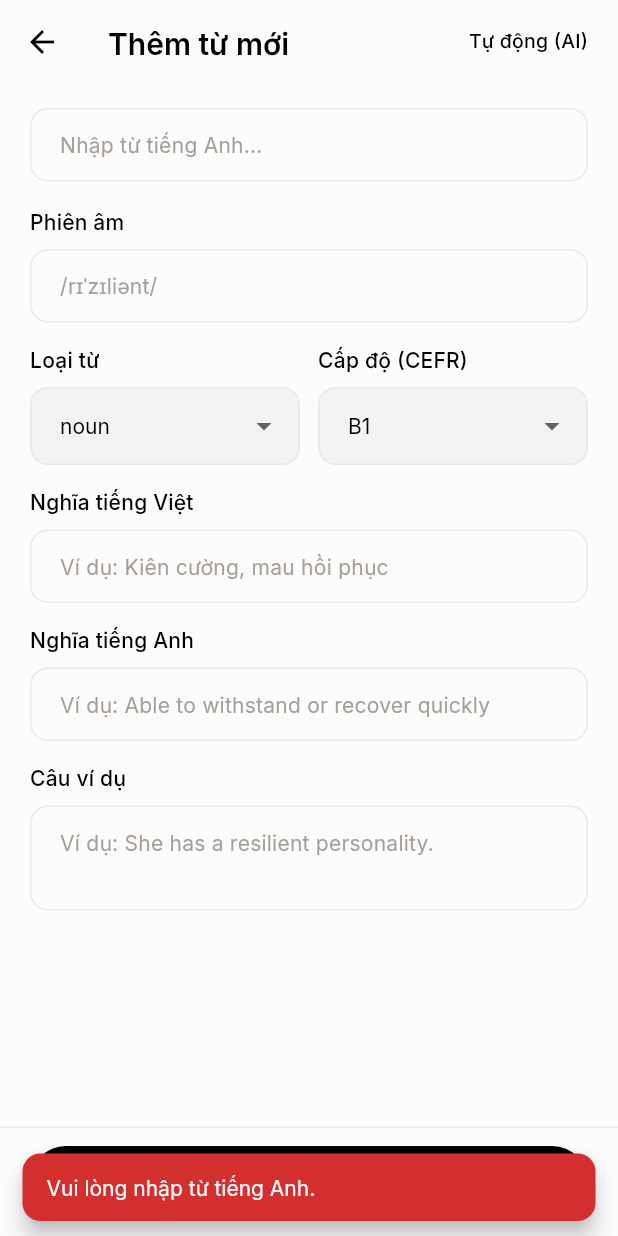
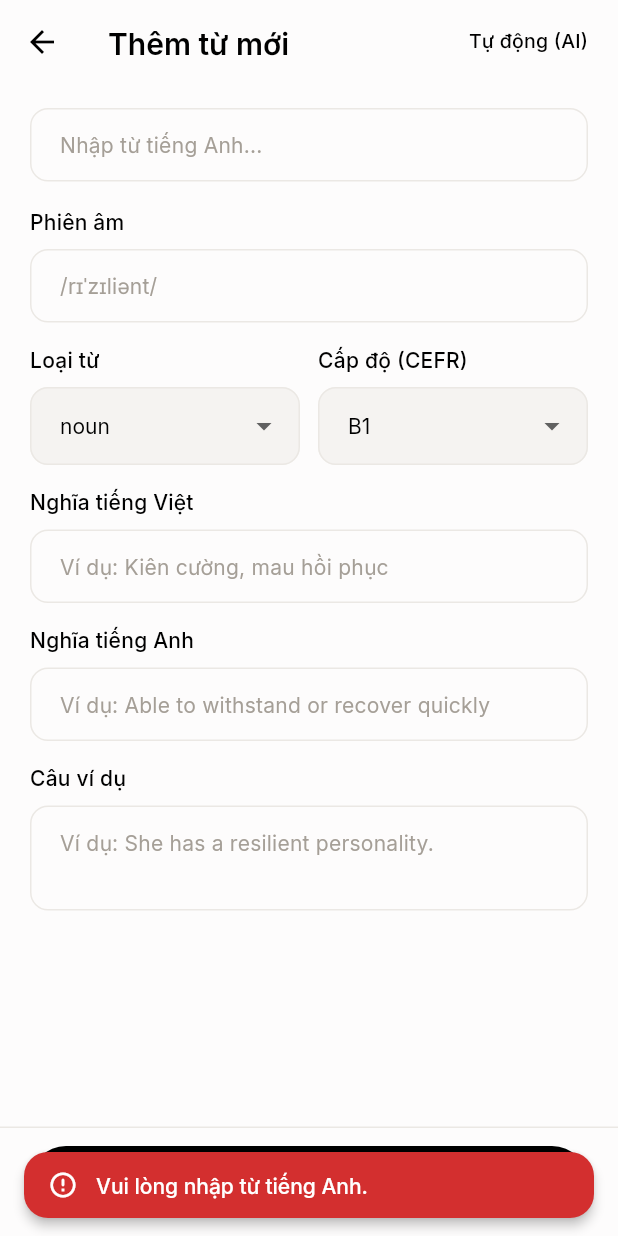
Before and after one commit to NguyenHungCuongg/mewmory, a Flutter app: the AddWordPage screen opened by its route, after a tap on "Thủ công", after a tap on "Lưu từ vựng", on a phone screen of 412 x 824 dp. Run offline on Flutter 3.47's test engine with Material 3 defaults, Android fonts, the phone set to English and light mode, and no system bars; our stand-ins replace audioplayers, connectivity_plus, drift, flutter_dotenv, flutter_riverpod, flutter_slidable and 5 more; missing offline and left inert: sqlite3; accounts and stored records are empty; generated files the repository leaves out were written again; network calls fail.

Commit message:
fix(mobile): fix Mobile Toast Errors, Dark Mode Color Contrast, and Greeting Display Name

```diff
--- a/mobile/lib/l10n/app_localizations.dart
+++ b/mobile/lib/l10n/app_localizations.dart
@@ -701,7 +701,7 @@ abstract class AppLocalizations {
   /// No description provided for @accountTitle.
   ///
   /// In vi, this message translates to:
-  /// **'Tài khoản'**
+  /// **'Tài khoản người dùng'**
   String get accountTitle;
 
   /// No description provided for @appVersion.
--- a/mobile/lib/pages/add_word_page.dart
+++ b/mobile/lib/pages/add_word_page.dart
@@ -11,6 +11,7 @@ import '../providers/auth_provider.dart';
 import '../providers/connectivity_provider.dart';
 import '../providers/lookup_provider.dart';
 import '../providers/services_provider.dart';
+import '../utils/mew_toast.dart';
 import '../widgets/common/loading_indicator.dart';
 import '../widgets/common/mew_button.dart';
 import '../widgets/common/mew_text_field.dart';
@@ -58,13 +59,9 @@ class _AddWordPageState extends ConsumerState<AddWordPage> {
 
     final isOnline = ref.read(connectivityProvider).value ?? true;
     if (!isOnline) {
-      ScaffoldMessenger.of(context).showSnackBar(
-        const SnackBar(
-          content: Text(
-            'Không có kết nối mạng. Bạn có thể nhập từ theo cách thủ công.',
-          ),
-          backgroundColor: MewColors.warning,
-        ),
+      MewToast.showInfo(
+        context,
+        'Không có kết nối mạng. Bạn có thể nhập từ theo cách thủ công.',
       );
       setState(() => _manualMode = true);
       return;
@@ -91,23 +88,16 @@ class _AddWordPageState extends ConsumerState<AddWordPage> {
 
     final isOnline = ref.read(connectivityProvider).value ?? true;
     if (!isOnline) {
-      ScaffoldMessenger.of(context).showSnackBar(
-        const SnackBar(
-          content: Text('Không có kết nối mạng. Bạn chỉ có thể lưu từ khi trực tuyến.'),
-          backgroundColor: MewColors.error,
-        ),
+      MewToast.showError(
+        context,
+        'Không có kết nối mạng. Bạn chỉ có thể lưu từ khi trực tuyến.',
       );
       return;
     }
 
     final word = _wordController.text.trim();
     if (word.isEmpty) {
-      ScaffoldMessenger.of(context).showSnackBar(
-        const SnackBar(
-          content: Text('Vui lòng nhập từ tiếng Anh.'),
-          backgroundColor: MewColors.error,
-        ),
-      );
+      MewToast.showError(context, 'Vui lòng nhập từ tiếng Anh.');
       return;
     }
 
@@ -121,12 +111,7 @@ class _AddWordPageState extends ConsumerState<AddWordPage> {
       if (_manualMode) {
         // Save manual input
         if (_manualDefViController.text.trim().isEmpty) {
-          ScaffoldMessenger.of(context).showSnackBar(
-            const SnackBar(
-              content: Text('Vui lòng nhập nghĩa tiếng Việt.'),
-              backgroundColor: MewColors.error,
-            ),
-          );
+          MewToast.showError(context, 'Vui lòng nhập nghĩa tiếng Việt.');
           setState(() => _isSaving = false);
           return;
         }
@@ -160,12 +145,7 @@ class _AddWordPageState extends ConsumerState<AddWordPage> {
         // Save AI Lookup results
         final lookupState = ref.read(lookupProvider);
         if (lookupState.selectedDefinitionsCount == 0) {
-          ScaffoldMessenger.of(context).showSnackBar(
-            const SnackBar(
-              content: Text('Vui lòng chọn ít nhất một nghĩa để lưu.'),
-              backgroundColor: MewColors.error,
-            ),
-          );
+          MewToast.showError(context, 'Vui lòng chọn ít nhất một nghĩa để lưu.');
           setState(() => _isSaving = false);
           return;
         }
@@ -235,22 +215,12 @@ class _AddWordPageState extends ConsumerState<AddWordPage> {
 
       if (mounted) {
         ref.read(lookupProvider.notifier).reset();
-        ScaffoldMessenger.of(context).showSnackBar(
-          SnackBar(
-            content: Text('Đã lưu từ "$word" thành công!'),
-            backgroundColor: MewColors.success,
-          ),
-        );
+        MewToast.showSuccess(context, 'Đã lưu từ "$word" thành công!');
         context.pop();
       }
     } catch (e) {
       if (mounted) {
-        ScaffoldMessenger.of(context).showSnackBar(
-          SnackBar(
-            content: Text('Không thể lưu từ vựng: $e'),
-            backgroundColor: MewColors.error,
-          ),
-        );
+        MewToast.showError(context, e, prefix: 'Không thể lưu từ vựng');
       }
     } finally {
       if (mounted) {
--- a/mobile/lib/pages/dashboard_page.dart
+++ b/mobile/lib/pages/dashboard_page.dart
@@ -66,7 +66,9 @@ class _DashboardPageState extends ConsumerState<DashboardPage> {
     final user = ref.watch(currentUserProvider);
     if (user == null) return 'bạn';
 
-    final metaName = user.userMetadata?['display_name'] as String?;
+    final metaName = (user.userMetadata?['display_name'] ??
+            user.userMetadata?['full_name'] ??
+            user.userMetadata?['name']) as String?;
     if (metaName != null && metaName.trim().isNotEmpty) {
       return metaName.trim();
     }
--- a/mobile/lib/providers/auth_provider.dart
+++ b/mobile/lib/providers/auth_provider.dart
@@ -15,6 +15,10 @@ final authStateProvider = StreamProvider<AuthState>((ref) {
 });
 
 final currentUserProvider = Provider<User?>((ref) {
+  final authState = ref.watch(authStateProvider).asData?.value;
+  if (authState?.session?.user != null) {
+    return authState!.session!.user;
+  }
   try {
     return Supabase.instance.client.auth.currentUser;
   } catch (_) {
--- /dev/null
+++ b/mobile/lib/utils/error_translator.dart
@@ -0,0 +1,228 @@
+import 'dart:convert';
+import 'dart:io';
+import 'package:supabase_flutter/supabase_flutter.dart';
+
+/// Translates technical exceptions, raw Supabase Auth JSON errors, and
+/// network issues into clear, user-friendly Vietnamese messages.
+class ErrorTranslator {
+  ErrorTranslator._();
+
+  /// Converts any [error] into a human-readable Vietnamese message.
+  /// If [prefix] is supplied, formats as "$prefix: $message".
+  static String translate(dynamic error, {String? prefix}) {
+    if (error == null) {
+      final fallback = 'Đã xảy ra lỗi không xác định. Vui lòng thử lại.';
+      return prefix != null ? '$prefix: $fallback' : fallback;
+    }
+
+    final rawMessage = _extractRawMessage(error);
+    final translated = _mapToVietnamese(rawMessage);
+
+    if (prefix != null && prefix.trim().isNotEmpty) {
+      if (translated.toLowerCase().startsWith(prefix.trim().toLowerCase())) {
+        return translated;
+      }
+      return '$prefix: $translated';
+    }
+
+    return translated;
+  }
+
+  static String _extractRawMessage(dynamic error) {
+    if (error is SocketException) {
+      return 'network_error';
+    }
+
+    if (error is AuthException) {
+      // Check if message itself is encoded JSON
+      final parsed = _tryExtractJsonMessage(error.message);
+      if (parsed != null && parsed.isNotEmpty) {
+        return parsed;
+      }
+      if (error.code != null && error.code!.isNotEmpty) {
+        final codeMap = _mapCodeToVietnamese(error.code!);
+        if (codeMap != null) return codeMap;
+      }
+      return error.message;
+    }
+
+    if (error is PostgrestException) {
+      if (error.code == '23505') {
+        return '23505';
+      }
+      return error.message;
+    }
+
+    final str = error.toString().trim();
+
+    // Try parsing string as JSON
+    final jsonParsed = _tryExtractJsonMessage(str);
+    if (jsonParsed != null && jsonParsed.isNotEmpty) {
+      return jsonParsed;
+    }
+
+    // Clean up common Dart/Flutter exception wrapper prefixes
+    var clean = str;
+    if (clean.startsWith('Exception: ')) {
+      clean = clean.substring('Exception: '.length).trim();
+    }
+    if (clean.startsWith('AuthException: ')) {
+      clean = clean.substring('AuthException: '.length).trim();
+    }
+
+    // AuthException(message: ..., statusCode: ...) regex or extraction
+    if (clean.startsWith('AuthException(')) {
+      final msgMatch = RegExp(r'message:\s*([^,\)]+)').firstMatch(clean);
+      if (msgMatch != null) {
+        clean = msgMatch.group(1)?.trim() ?? clean;
+      }
+    }
+
+    return clean;
+  }
+
+  static String? _tryExtractJsonMessage(String input) {
+    var candidate = input.trim();
+    // Sometimes string contains AuthException(message: {"code":"..."}...)
+    final jsonStart = candidate.indexOf('{');
+    final jsonEnd = candidate.lastIndexOf('}');
+    if (jsonStart != -1 && jsonEnd != -1 && jsonEnd > jsonStart) {
+      candidate = candidate.substring(jsonStart, jsonEnd + 1);
+    } else {
+      return null;
+    }
+
+    try {
+      final decoded = jsonDecode(candidate);
+      if (decoded is Map<String, dynamic>) {
+        // Priority to error_description or message or code
+        final errorDescription = decoded['error_description'] as String?;
+        if (errorDescription != null && errorDescription.isNotEmpty) {
+          return errorDescription;
+        }
+
+        final message = decoded['message'] as String?;
+        if (message != null && message.isNotEmpty) {
+          return message;
+        }
+
+        final code = decoded['code'] as String? ?? decoded['error'] as String?;
+        if (code != null && code.isNotEmpty) {
+          return code;
+        }
+      }
+    } catch (_) {}
+
+    return null;
+  }
+
+  static String? _mapCodeToVietnamese(String code) {
+    final lower = code.toLowerCase();
+    switch (lower) {
+      case 'invalid_credentials':
+      case 'invalid_grant':
+        return 'Email hoặc mật khẩu không chính xác.';
+      case 'user_already_exists':
+        return 'Email này đã được đăng ký. Vui lòng đăng nhập.';
+      case 'email_not_confirmed':
+        return 'Email chưa được xác nhận. Vui lòng kiểm tra hộp thư để kích hoạt tài khoản.';
+      case 'over_email_send_rate_limit':
+        return 'Quá nhiều yêu cầu gửi email. Vui lòng thử lại sau giây lát.';
+      default:
+        return null;
+    }
+  }
+
+  static String _mapToVietnamese(String message) {
+    final lower = message.toLowerCase().trim();
+
+    if (lower.isEmpty) {
+      return 'Đã xảy ra lỗi không xác định. Vui lòng thử lại.';
+    }
+
+    // Network & connectivity errors
+    if (lower == 'network_error' ||
+        lower.contains('failed host lookup') ||
+        lower.contains('socketexception') ||
+        lower.contains('clientexception') ||
+        lower.contains('network is unreachable') ||
+        lower.contains('connection refused') ||
+        lower.contains('connection closed') ||
+        lower.contains('connection timed out') ||
+        lower.contains('software caused connection abort')) {
+      return 'Không thể kết nối máy chủ. Vui lòng kiểm tra lại kết nối mạng.';
+    }
+
+    // Postgrest duplicate unique constraint
+    if (lower.contains('23505') ||
+        lower.contains('duplicate key value') ||
+        lower.contains('already exists')) {
+      return 'Dữ liệu đã tồn tại trong hệ thống.';
+    }
+
+    // Wrong credentials
+    if (lower.contains('invalid login credentials') ||
+        lower.contains('invalid credentials') ||
+        lower.contains('invalid_credentials') ||
+        lower.contains('invalid_grant') ||
+        lower.contains('wrong password') ||
+        lower.contains('invalid email or password')) {
+      return 'Email hoặc mật khẩu không chính xác.';
+    }
+
+    // Already registered
+    if (lower.contains('user already registered') ||
+        lower.contains('already registered') ||
+        lower.contains('already in use') ||
+        lower.contains('user_already_exists')) {
+      return 'Email này đã được đăng ký. Vui lòng đăng nhập.';
+    }
+
+    // Email not confirmed
+    if (lower.contains('email not confirmed')) {
+      return 'Email chưa được xác nhận. Vui lòng kiểm tra hộp thư để kích hoạt tài khoản.';
+    }
+
+    // Password short / invalid
+    if (lower.contains('password should be at least') ||
+        lower.contains('password is too short')) {
+      return 'Mật khẩu phải có ít nhất 6 ký tự.';
+    }
+    if (lower.contains('signup requires a valid password')) {
+      return 'Vui lòng nhập mật khẩu hợp lệ.';
+    }
+
+    // Rate limits
+    if (lower.contains('rate limit') ||
+        lower.contains('too many requests') ||
+        lower.contains('over_email_send_rate_limit') ||
+        lower.contains('email rate limit exceeded')) {
+      return 'Quá nhiều yêu cầu. Vui lòng thử lại sau giây lát.';
+    }
+
+    // Database / Server
+    if (lower.contains('database error saving new user')) {
+      return 'Lỗi cơ sở dữ liệu khi tạo tài khoản. Vui lòng thử lại sau.';
+    }
+
+    // Invalid email
+    if (lower.contains('invalid email') ||
+        lower.contains('unable to validate email')) {
+      return 'Địa chỉ email không hợp lệ.';
+    }
+
+    // Session expired
+    if (lower.contains('jwt expired') ||
+        lower.contains('token is expired') ||
+        lower.contains('session expired')) {
+      return 'Phiên đăng nhập đã hết hạn. Vui lòng đăng nhập lại.';
+    }
+
+    // If string still looks like JSON or code, strip it
+    if (message.startsWith('{') && message.endsWith('}')) {
+      return 'Đã xảy ra lỗi không xác định. Vui lòng thử lại.';
+    }
+
+    return message;
+  }
+}
--- /dev/null
+++ b/mobile/lib/utils/mew_toast.dart
@@ -0,0 +1,155 @@
+import 'package:flutter/material.dart';
+import 'package:google_fonts/google_fonts.dart';
+import 'error_translator.dart';
+
+enum MewToastType { success, error, info }
+
+/// Centralized Toast system for Mewmory Mobile.
+/// Guarantees high-contrast readable typography across both Light and Dark themes,
+/// friendly error translation, and consistent editorial aesthetics.
+class MewToast {
+  MewToast._();
+
+  /// Displays a success toast with a checkmark icon.
+  static void showSuccess(
+    BuildContext context,
+    String message, {
+    Duration duration = const Duration(seconds: 3),
+  }) {
+    _show(
+      context: context,
+      message: message,
+      type: MewToastType.success,
+      duration: duration,
+    );
+  }
+
+  /// Displays a user-friendly error toast. Translates Supabase/JSON/network errors automatically.
+  static void showError(
+    BuildContext context,
+    dynamic error, {
+    String? prefix,
+    Duration duration = const Duration(seconds: 4),
+  }) {
+    final friendlyMessage = ErrorTranslator.translate(error, prefix: prefix);
+    _show(
+      context: context,
+      message: friendlyMessage,
+      type: MewToastType.error,
+      duration: duration,
+    );
+  }
+
+  /// Displays an informational / neutral notification toast.
+  static void showInfo(
+    BuildContext context,
+    String message, {
+    Duration duration = const Duration(seconds: 3),
+  }) {
+    _show(
+      context: context,
+      message: message,
+      type: MewToastType.info,
+      duration: duration,
+    );
+  }
+
+  static void _show({
+    required BuildContext context,
+    required String message,
+    required MewToastType type,
+    required Duration duration,
+  }) {
+    final messenger = ScaffoldMessenger.maybeOf(context);
+    if (messenger == null) return;
+
+    final isDark = Theme.of(context).brightness == Brightness.dark;
+
+    final Color bgColor;
+    final Color textColor;
+    final Color iconColor;
+    final IconData iconData;
+    final BorderSide? border;
+
+    switch (type) {
+      case MewToastType.success:
+        if (isDark) {
+          bgColor = const Color(0xFF1E3A27);
+          textColor = const Color(0xFFE8F5E9);
+          iconColor = const Color(0xFF81C784);
+          border = const BorderSide(color: Color(0xFF2E5939), width: 1);
+        } else {
+          bgColor = const Color(0xFF2D7D46);
+          textColor = Colors.white;
+          iconColor = Colors.white;
+          border = null;
+        }
+        iconData = Icons.check_circle_rounded;
+        break;
+
+      case MewToastType.error:
+        if (isDark) {
+          bgColor = const Color(0xFF4A1818);
+          textColor = const Color(0xFFFFEBEE);
+          iconColor = const Color(0xFFE57373);
+          border = const BorderSide(color: Color(0xFF702525), width: 1);
+        } else {
+          bgColor = const Color(0xFFD32F2F);
+          textColor = Colors.white;
+          iconColor = Colors.white;
+          border = null;
+        }
+        iconData = Icons.error_outline_rounded;
+        break;
+
+      case MewToastType.info:
+        if (isDark) {
+          bgColor = const Color(0xFF242422);
+          textColor = const Color(0xFFF0F0EE);
+          iconColor = const Color(0xFFC8C8C4);
+          border = const BorderSide(color: Color(0xFF383834), width: 1);
+        } else {
+          bgColor = const Color(0xFF2A2825);
+          textColor = const Color(0xFFFDFCFC);
+          iconColor = const Color(0xFFFDFCFC);
+          border = null;
+        }
+        iconData = Icons.info_outline_rounded;
+        break;
+    }
+
+    messenger.hideCurrentSnackBar();
+
+    messenger.showSnackBar(
+      SnackBar(
+        behavior: SnackBarBehavior.floating,
+        duration: duration,
+        elevation: isDark ? 0 : 3,
+        backgroundColor: bgColor,
+        shape: RoundedRectangleBorder(
+          borderRadius: BorderRadius.circular(16),
+          side: border ?? BorderSide.none,
+        ),
+        margin: const EdgeInsets.symmetric(horizontal: 16, vertical: 12),
+        padding: const EdgeInsets.symmetric(horizontal: 16, vertical: 12),
+        content: Row(
+          children: [
+            Icon(iconData, color: iconColor, size: 20),
+            const SizedBox(width: 12),
+            Expanded(
+              child: Text(
+                message,
+                style: GoogleFonts.inter(
+                  fontSize: 14,
+                  fontWeight: FontWeight.w500,
+                  color: textColor,
+                  height: 1.4,
+                ),
+              ),
+            ),
+          ],
+        ),
+      ),
+    );
+  }
+}
```
Also changed, not shown: mobile/lib/pages/collection_detail_page.dart (+5 -26 lines), mobile/lib/pages/collections_page.dart (+3 -13 lines), mobile/lib/pages/login_page.dart (+4 -18 lines), mobile/lib/pages/register_page.dart (+6 -12 lines), mobile/lib/pages/vocabulary_list_page.dart (+7 -18 lines), mobile/lib/pages/word_detail_page.dart (+7 -24 lines), mobile/lib/services/auth_service.dart (+16 -3 lines), mobile/lib/widgets/settings/account_section.dart (+5 -22 lines), mobile/lib/widgets/settings/ai_settings_section.dart (+3 -15 lines), 3 other files.
